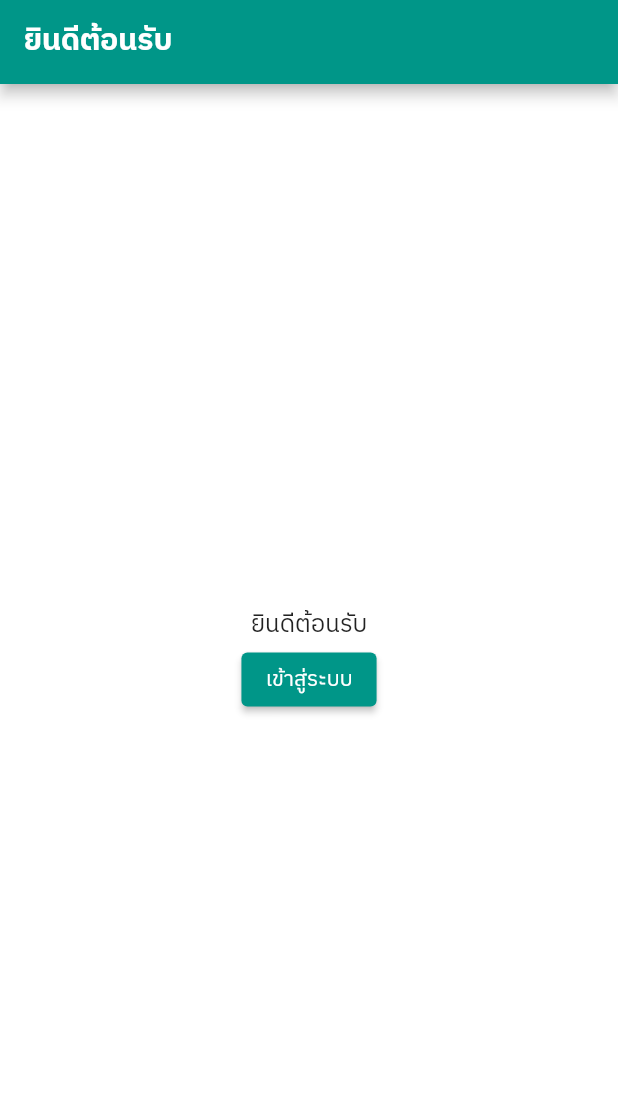
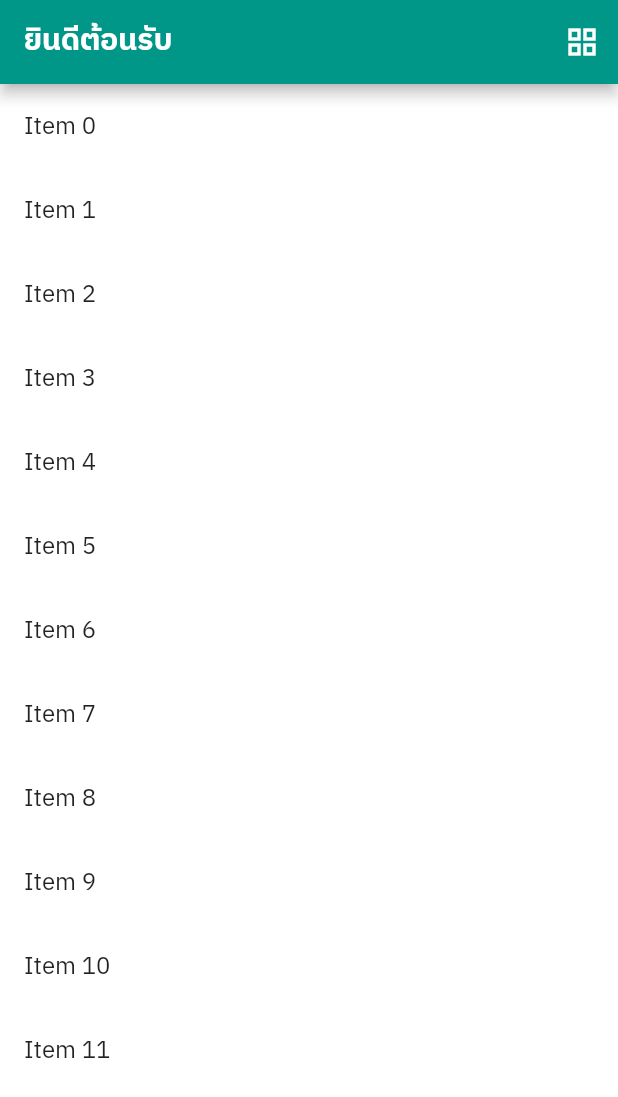
Before and after one commit to iamsamitdev/flutter_scale_mimotech, a Flutter app: the screen it shows after launch, on a phone screen of 412 x 824 dp. Shown: the top 1097 px of the screen. Run offline on Flutter 3.47's test engine with Material 2 defaults, Android fonts, the phone set to English and light mode, and no system bars.

Commit message:
updage grid and list view

```diff
--- a/lib/screens/welcome/welcome_screen.dart
+++ b/lib/screens/welcome/welcome_screen.dart
@@ -10,26 +10,96 @@ class WelcomeScreen extends StatefulWidget {
 }
 
 class _WelcomeScreenState extends State<WelcomeScreen> {
+
+  // Toggle between _gridView and _listView
+  bool _isGridView = false;
+
+  // Method to toggle between _gridView and _listView
+  void _toggleView() {
+    setState(() {
+      _isGridView = !_isGridView;
+    });
+  }
+
   @override
   Widget build(BuildContext context) {
     return Scaffold(
       appBar: AppBar(
         title: const Text('ยินดีต้อนรับ'),
+        actions: [
+          IconButton(
+            onPressed: () {
+              _toggleView();
+            },
+            icon: Icon(
+              _isGridView ? Icons.list : Icons.grid_view,
+              color: Colors.white,
+            ),
+          ),
+        ],
       ),
-      body: Center(
-        child: Column(
-          mainAxisAlignment: MainAxisAlignment.center,
-          children: [
-            Text('ยินดีต้อนรับ'),
-            ElevatedButton(
-              onPressed: () {
-                Navigator.pushNamed(context, '/login');
-              },
-              child: const Text('เข้าสู่ระบบ'),
-            ),
-          ],
-        ),
-      ),
+      // body: Center(
+      //   child: Column(
+      //     mainAxisAlignment: MainAxisAlignment.center,
+      //     children: [
+      //       Text('ยินดีต้อนรับ'),
+      //       ElevatedButton(
+      //         onPressed: () {
+      //           Navigator.pushNamed(context, '/login');
+      //         },
+      //         child: const Text('เข้าสู่ระบบ'),
+      //       ),
+      //     ],
+      //   ),
+      // ),
+      body: _isGridView ? _gridView() : _listView(),
     );
   }
+
+  // _gridView widget
+
+  Widget _gridView() {
+    return GridView.builder(
+      gridDelegate: SliverGridDelegateWithFixedCrossAxisCount(
+        crossAxisCount: 2, // Number of columns
+      ),
+      itemCount: 12, // Replace with your item count
+      itemBuilder: (context, index) {
+        return InkWell(
+          onTap: () {
+            // Handle the item click event
+            print('Item $index clicked');
+          },
+          child: Container(
+            decoration: BoxDecoration(
+              border: Border.all(color: Colors.black, width: 1.0),
+            ),
+            child: Center(
+              child: Text(
+                'Item $index',
+                style: TextStyle(fontSize: 16),
+              ),
+            ),
+          ),
+        );
+      },
+    );
+  }
+
+  // _listView widget
+  Widget _listView() {
+    return ListView.builder(
+      itemCount: 12, // Replace with your item count
+      itemBuilder: (context, index) {
+        return ListTile(
+          onTap: () {
+            print('Item $index clicked');
+          },
+          title: Text('Item $index'),
+        );
+      },
+    );
+  }
+
+
 }
```
